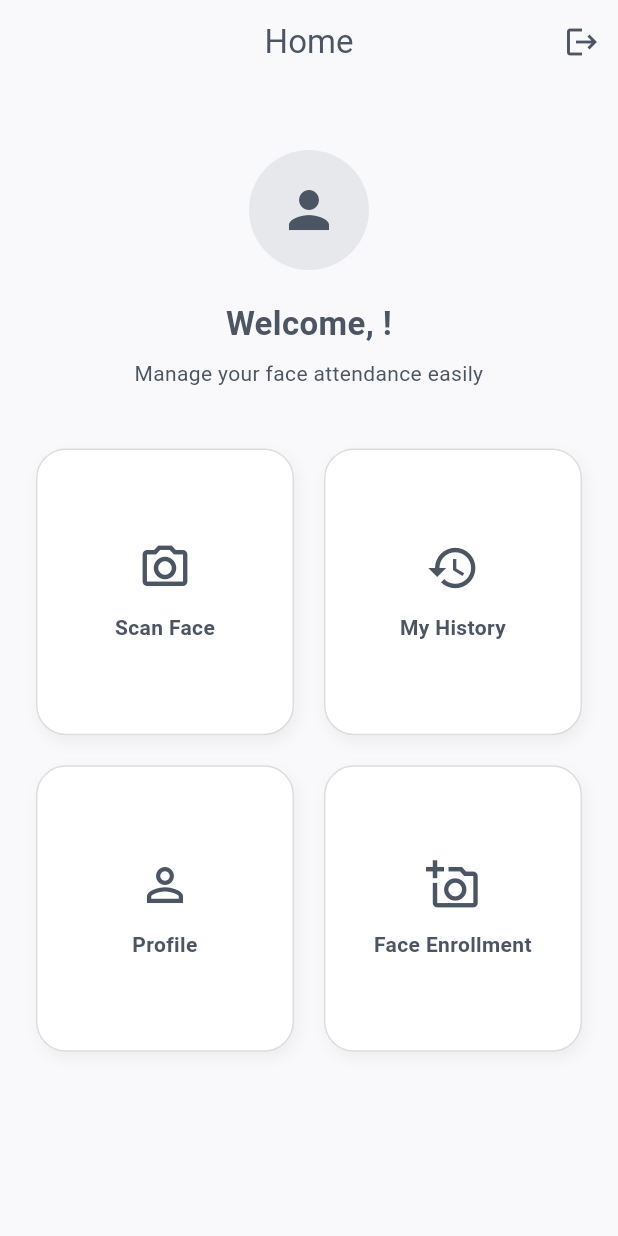
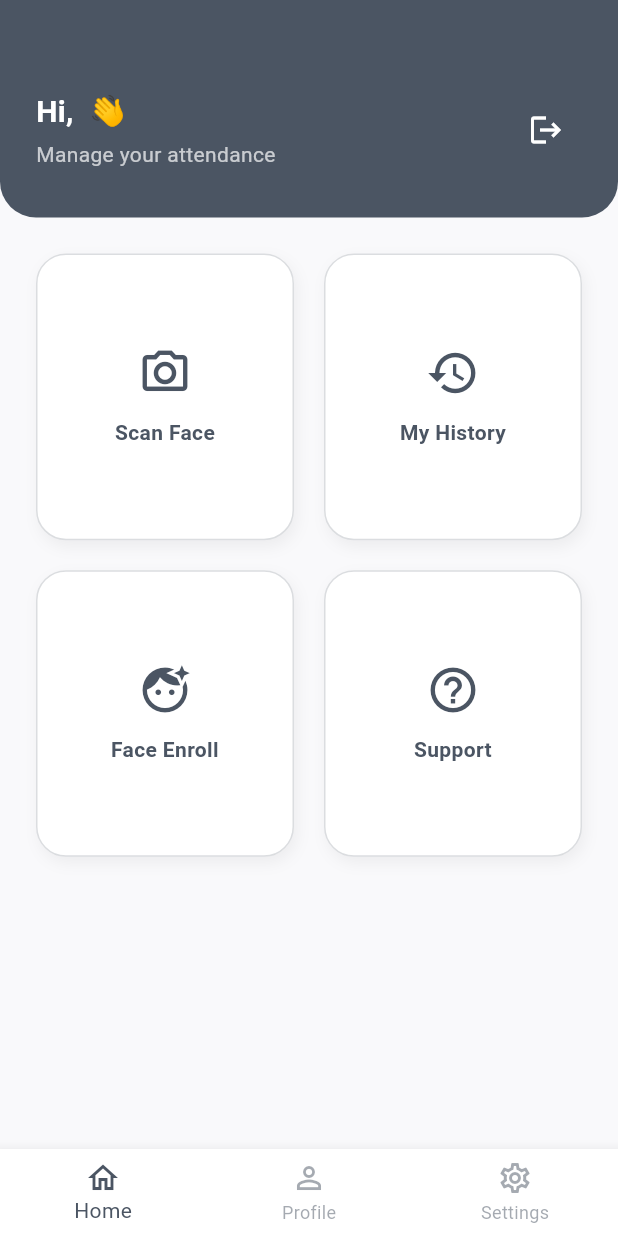
Before and after one commit to Abdou-bnm/facerecognation, a Flutter app: the HomePage screen opened by its route, on a phone screen of 412 x 824 dp. Run offline on Flutter 3.47's test engine with Material 3 defaults, Android fonts, the light colour scheme and no system bars; our stand-ins replace cloud_firestore, firebase_auth, firebase_core, go_router, google_sign_in, image_picker; accounts and stored records are empty; generated files the repository leaves out were written again; Roboto replaces fonts that are missing (Poppins).

Commit message:
second commit

```diff
--- a/lib/routes.dart
+++ b/lib/routes.dart
@@ -1,4 +1,3 @@
-import 'package:flutter/material.dart';
 import 'package:go_router/go_router.dart';
 import 'screens/auth/login_page.dart';
 import 'screens/auth/signup_page.dart';
--- a/lib/screens/attendance/face_scan_page.dart
+++ b/lib/screens/attendance/face_scan_page.dart
@@ -4,7 +4,6 @@ import 'package:flutter/material.dart';
 import 'package:image_picker/image_picker.dart';
 import 'package:intl/intl.dart';
 import 'package:firebase_auth/firebase_auth.dart';
-import 'package:go_router/go_router.dart';
 import '../../services/face_api_service.dart';
 import '../../core/constants.dart';
 import '../../shared/widgets/show_snackbar.dart';
--- a/lib/screens/auth/signup_page.dart
+++ b/lib/screens/auth/signup_page.dart
@@ -5,7 +5,6 @@ import 'package:cloud_firestore/cloud_firestore.dart';
 import 'package:image_picker/image_picker.dart';
 import 'package:go_router/go_router.dart';
 import '../../core/constants.dart';
-import '../../core/auth_service.dart';
 import '../../shared/widgets/show_snackbar.dart';
 
 class SignUpPage extends StatefulWidget {
--- a/lib/screens/home_page.dart
+++ b/lib/screens/home_page.dart
@@ -1,110 +1,162 @@
+import 'package:cloud_firestore/cloud_firestore.dart';
+import 'package:firebase_auth/firebase_auth.dart';
 import 'package:flutter/material.dart';
-import 'package:firebase_auth/firebase_auth.dart';
 import 'package:go_router/go_router.dart';
 import '../core/constants.dart';
 
-class HomePage extends StatelessWidget {
+class HomePage extends StatefulWidget {
   const HomePage({super.key});
 
-  void _logout(BuildContext context) async {
-    await FirebaseAuth.instance.signOut();
-    GoRouter.of(context).go('/login');
+  @override
+  State<HomePage> createState() => _HomePageState();
+}
+
+class _HomePageState extends State<HomePage> {
+  int _selectedIndex = 0;
+  String _fullName = 'User';
+
+  final List<Widget> _pages = [
+    const _HomeContent(),
+    const _DummyPage(title: 'Profile'),
+    const _DummyPage(title: 'Settings'),
+  ];
+
+  @override
+  void initState() {
+    super.initState();
+    _loadFullName();
+  }
+
+  Future<void> _loadFullName() async {
+    final uid = FirebaseAuth.instance.currentUser?.uid;
+    if (uid != null) {
+      final doc = await FirebaseFirestore.instance.collection('users').doc(uid).get();
+      final name = doc['full_name'] ?? 'User';
+      setState(() => _fullName = name);
+    }
+  }
+
+  void _onItemTapped(int index) {
+    setState(() => _selectedIndex = index);
   }
 
   @override
   Widget build(BuildContext context) {
-    final user = FirebaseAuth.instance.currentUser;
-    final email = user?.email ?? 'Guest';
-
     return Scaffold(
       backgroundColor: Constants.primaryColor,
-      appBar: AppBar(
-        backgroundColor: Colors.transparent,
-        elevation: 0,
-        title: const Text('Home', style: TextStyle(color: Constants.accentColor)),
-        centerTitle: true,
-        iconTheme: const IconThemeData(color: Constants.accentColor),
-        actions: [
-          IconButton(
-            icon: const Icon(Icons.logout),
-            onPressed: () => _logout(context),
+      body: Column(
+        children: [
+          // ✅ Accent Header
+          Container(
+            width: double.infinity,
+            padding: const EdgeInsets.fromLTRB(24, 60, 24, 32),
+            decoration: const BoxDecoration(
+              color: Constants.accentColor,
+              borderRadius: BorderRadius.only(
+                bottomLeft: Radius.circular(24),
+                bottomRight: Radius.circular(24),
+              ),
+            ),
+            child: Row(
+              mainAxisAlignment: MainAxisAlignment.spaceBetween,
+              children: [
+                // 👤 Welcome Text
+                Expanded(
+                  child: Column(
+                    crossAxisAlignment: CrossAxisAlignment.start,
+                    children: [
+                      Text('Hi, $_fullName 👋',
+                          style: const TextStyle(
+                            fontSize: 20,
+                            fontWeight: FontWeight.bold,
+                            color: Colors.white,
+                          )),
+                      const SizedBox(height: 4),
+                      const Text('Manage your attendance',
+                          style: TextStyle(
+                            color: Colors.white70,
+                            fontSize: 14,
+                          )),
+                    ],
+                  ),
+                ),
+                // 🚪 Logout
+                IconButton(
+                  icon: const Icon(Icons.logout, color: Colors.white),
+                  onPressed: () async {
+                    await FirebaseAuth.instance.signOut();
+                    GoRouter.of(context).go('/login');
+                  },
+                ),
+              ],
+            ),
           ),
+
+          // 🔽 Main Page Content
+          Expanded(child: _pages[_selectedIndex]),
         ],
       ),
-      body: SafeArea(
-        child: SingleChildScrollView(
-          padding: const EdgeInsets.all(24),
-          child: Column(
-            crossAxisAlignment: CrossAxisAlignment.center,
-            children: [
-              const SizedBox(height: 20),
-              CircleAvatar(
-                radius: 40,
-                backgroundColor: Constants.accentColor.withOpacity(0.1),
-                child: const Icon(Icons.person, size: 40, color: Constants.accentColor),
-              ),
-              const SizedBox(height: 20),
-              Text(
-                'Welcome, $email!',
-                style: const TextStyle(
-                  fontSize: 22,
-                  fontWeight: FontWeight.bold,
-                  color: Constants.accentColor,
-                ),
-                textAlign: TextAlign.center,
-              ),
-              const SizedBox(height: 8),
-              const Text(
-                'Manage your face attendance easily',
-                style: Constants.labelStyle,
-                textAlign: TextAlign.center,
-              ),
-              const SizedBox(height: 40),
-
-              GridView.count(
-                shrinkWrap: true,
-                crossAxisCount: 2,
-                mainAxisSpacing: 20,
-                crossAxisSpacing: 20,
-                childAspectRatio: 0.9,
-                physics: const NeverScrollableScrollPhysics(),
-                children: [
-                  _HomeButton(
-                    label: 'Scan Face',
-                    icon: Icons.camera_alt_outlined,
-                    onTap: () => GoRouter.of(context).push('/face-scan'),
-                  ),
-                  _HomeButton(
-                    label: 'My History',
-                    icon: Icons.history,
-                    onTap: () => GoRouter.of(context).push('/attendance-history'),
-                  ),
-                  _HomeButton(
-                    label: 'Profile',
-                    icon: Icons.person_outline,
-                    onTap: () {}, // Profile screen (optional to build)
-                  ),
-                  _HomeButton(
-                    label: 'Face Enrollment',
-                    icon: Icons.add_a_photo_outlined,
-                    onTap: () => GoRouter.of(context).push('/face-enroll'),
-                  ),
-                ],
-              ),
-            ],
-          ),
-        ),
+      bottomNavigationBar: BottomNavigationBar(
+        currentIndex: _selectedIndex,
+        selectedItemColor: Constants.accentColor,
+        unselectedItemColor: Constants.accentColor.withOpacity(0.5),
+        backgroundColor: Colors.white,
+        onTap: _onItemTapped,
+        items: const [
+          BottomNavigationBarItem(icon: Icon(Icons.home_outlined), label: 'Home'),
+          BottomNavigationBarItem(icon: Icon(Icons.person_outline), label: 'Profile'),
+          BottomNavigationBarItem(icon: Icon(Icons.settings_outlined), label: 'Settings'),
+        ],
       ),
     );
   }
 }
 
-class _HomeButton extends StatelessWidget {
+class _HomeContent extends StatelessWidget {
+  const _HomeContent();
+
+  @override
+  Widget build(BuildContext context) {
+    return Padding(
+      padding: const EdgeInsets.all(24),
+      child: GridView.count(
+        crossAxisCount: 2,
+        crossAxisSpacing: 20,
+        mainAxisSpacing: 20,
+        childAspectRatio: 0.9,
+        children: [
+          _HomeCard(
+            label: 'Scan Face',
+            icon: Icons.camera_alt_outlined,
+            onTap: () => GoRouter.of(context).push('/face-scan'),
+          ),
+          _HomeCard(
+            label: 'My History',
+            icon: Icons.history,
+            onTap: () => GoRouter.of(context).push('/attendance-history'),
+          ),
+          _HomeCard(
+            label: 'Face Enroll',
+            icon: Icons.face_retouching_natural,
+            onTap: () => GoRouter.of(context).push('/face-enroll'),
+          ),
+          _HomeCard(
+            label: 'Support',
+            icon: Icons.help_outline,
+            onTap: () {}, // Optional future support
+          ),
+        ],
+      ),
+    );
+  }
+}
+
+class _HomeCard extends StatelessWidget {
   final String label;
   final IconData icon;
   final VoidCallback onTap;
 
-  const _HomeButton({
+  const _HomeCard({
     required this.label,
     required this.icon,
     required this.onTap,
@@ -115,7 +167,6 @@ class _HomeButton extends StatelessWidget {
     return GestureDetector(
       onTap: onTap,
       child: Container(
-        padding: const EdgeInsets.all(16),
         decoration: BoxDecoration(
           color: Colors.white,
           borderRadius: BorderRadius.circular(20),
@@ -128,6 +179,7 @@ class _HomeButton extends StatelessWidget {
             ),
           ],
         ),
+        padding: const EdgeInsets.all(16),
         child: Column(
           mainAxisAlignment: MainAxisAlignment.center,
           children: [
@@ -135,12 +187,11 @@ class _HomeButton extends StatelessWidget {
             const SizedBox(height: 12),
             Text(
               label,
-              textAlign: TextAlign.center,
               style: const TextStyle(
                 color: Constants.accentColor,
-                fontSize: 14,
                 fontWeight: FontWeight.w600,
               ),
+              textAlign: TextAlign.center,
             ),
           ],
         ),
@@ -148,3 +199,22 @@ class _HomeButton extends StatelessWidget {
     );
   }
 }
+
+class _DummyPage extends StatelessWidget {
+  final String title;
+
+  const _DummyPage({required this.title});
+
+  @override
+  Widget build(BuildContext context) {
+    return Center(
+      child: Text(
+        title,
+        style: const TextStyle(
+          fontSize: 18,
+          color: Constants.accentColor,
+        ),
+      ),
+    );
+  }
+}
```
Also changed, not shown: 1 other file.
